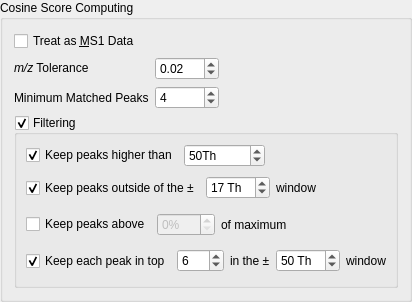
Above: metgem_app/ui/widgets/cosine_options_widget.ui from metgem/metgem before the change. Below: the same form after it.
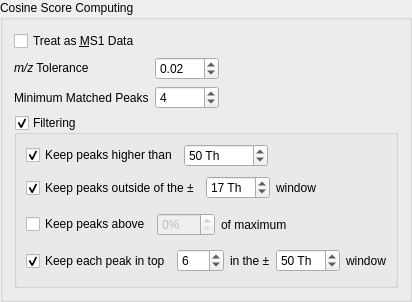
That is the form after the change.

```diff
--- a/metgem_app/ui/widgets/cosine_options_widget.ui
+++ b/metgem_app/ui/widgets/cosine_options_widget.ui
@@ -87,7 +87,7 @@
         <item>
          <widget class="QSpinBox" name="spinMinMZ">
           <property name="suffix">
-           <string>Th</string>
+           <string> Th</string>
           </property>
           <property name="maximum">
            <number>100000</number>
```
